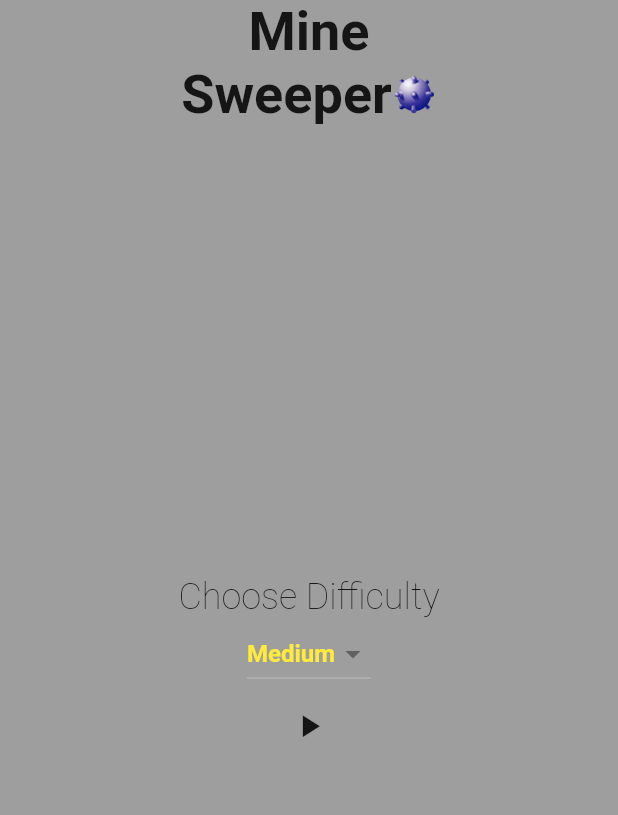
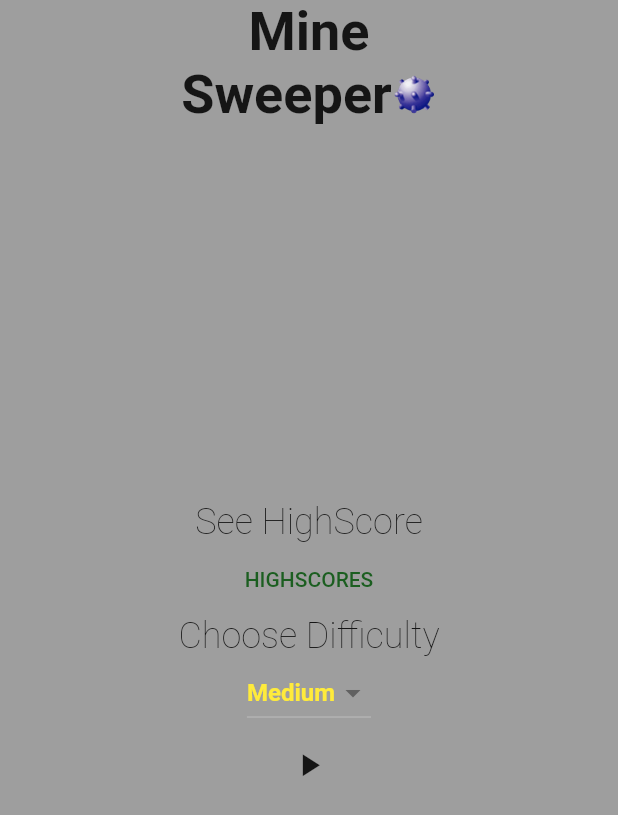
Before and after one commit to tyfvf/Mine_Sweeper, a Flutter app: the MineSweeperApp screen opened directly with empty values, after a tap on the "arrow back" icon, on a phone screen of 412 x 824 dp. Shown: the top 815 px of the screen. Run offline on Flutter 3.47's test engine with Material 2 defaults, Android fonts, the phone set to English and light mode, and no system bars; our stand-ins replace sqflite; accounts and stored records are empty.

Commit message:
added a highscore section to see your best times

```diff
--- a/lib/components/result_widget.dart
+++ b/lib/components/result_widget.dart
@@ -1,15 +1,19 @@
 import 'dart:async';
 import 'dart:ui';
 import 'package:flutter/material.dart';
+import 'package:mine_sweeper/models/score.dart';
+import 'package:mine_sweeper/repository/scoredb_repository.dart';
 import 'package:mine_sweeper/screens/home_screen.dart';
 
 class ResultWidget extends StatefulWidget implements PreferredSizeWidget {
   final bool? win;
   final Function()? onRestart;
+  final int amntOfBombs;
 
   ResultWidget({
     required this.win,
     required this.onRestart,
+    required this.amntOfBombs,
   });
 
   @override
@@ -21,6 +25,11 @@ class ResultWidget extends StatefulWidget implements PreferredSizeWidget {
 
 class _ResultWidgetState extends State<ResultWidget> {
   int time = 0;
+  late String difficulty = widget.amntOfBombs == 40
+      ? "Medium"
+      : widget.amntOfBombs == 70
+          ? "Hard"
+          : "Easy";
 
   Timer _timer = Timer(Duration(seconds: 1), () {});
 
@@ -57,6 +66,14 @@ class _ResultWidgetState extends State<ResultWidget> {
     if (widget.win == null) {
       return Icons.sentiment_satisfied;
     } else if (widget.win == true) {
+      Score score = Score(
+        seconds: time,
+        difficulty: difficulty,
+      );
+
+      var repository = ScoreDBRepository();
+      repository.insert(score);
+
       _timer.cancel();
       return Icons.sentiment_very_satisfied;
     } else {
--- a/lib/screens/home_screen.dart
+++ b/lib/screens/home_screen.dart
@@ -1,4 +1,5 @@
 import 'package:flutter/material.dart';
+import 'package:mine_sweeper/screens/connection.dart';
 import 'package:mine_sweeper/screens/mine_sweeper_app.dart';
 
 class HomeScreen extends StatefulWidget {
@@ -52,11 +53,23 @@ class _HomeScreenState extends State<HomeScreen> {
               ],
             ),
             Container(
-              margin: EdgeInsets.only(top: 300),
+              margin: EdgeInsets.only(top: 250),
               child: Text(
+                "See HighScore",
+                style: TextStyle(fontSize: 24, fontWeight: FontWeight.w100),
+              ),
+            ),
+            TextButton(
+              onPressed: () {
+                Navigator.of(context).push(
+                    MaterialPageRoute(builder: (context) => Connection()));
+              },
+              child: Text("HIGHSCORES"),
+              style: TextButton.styleFrom(primary: Colors.green[900]),
+            ),
+            Text(
                 "Choose Difficulty",
                 style: TextStyle(fontSize: 24, fontWeight: FontWeight.w100),
-              ),
             ),
             DropdownButton<String>(
               value: value,
@@ -86,7 +99,7 @@ class _HomeScreenState extends State<HomeScreen> {
               ? TextStyle(color: Colors.yellow, fontWeight: FontWeight.bold)
               : item == "Hard"
                   ? TextStyle(color: Colors.red, fontWeight: FontWeight.bold)
-                  : TextStyle(color: Colors.green, fontWeight: FontWeight.bold),
+                  : TextStyle(color: Colors.green[900], fontWeight: FontWeight.bold),
         ),
       );
 }
--- a/lib/screens/mine_sweeper_app.dart
+++ b/lib/screens/mine_sweeper_app.dart
@@ -82,6 +82,7 @@ class _MineSweeperAppState extends State<MineSweeperApp> {
       appBar: ResultWidget(
         win: _win,
         onRestart: _restart,
+        amntOfBombs: amntOfBombs,
       ),
       body: Container(
           color: Colors.grey,
```
Also changed, not shown: lib/screens/connection.dart (added, +34 -0 lines), lib/screens/highscores.dart (added, +102 -0 lines).
